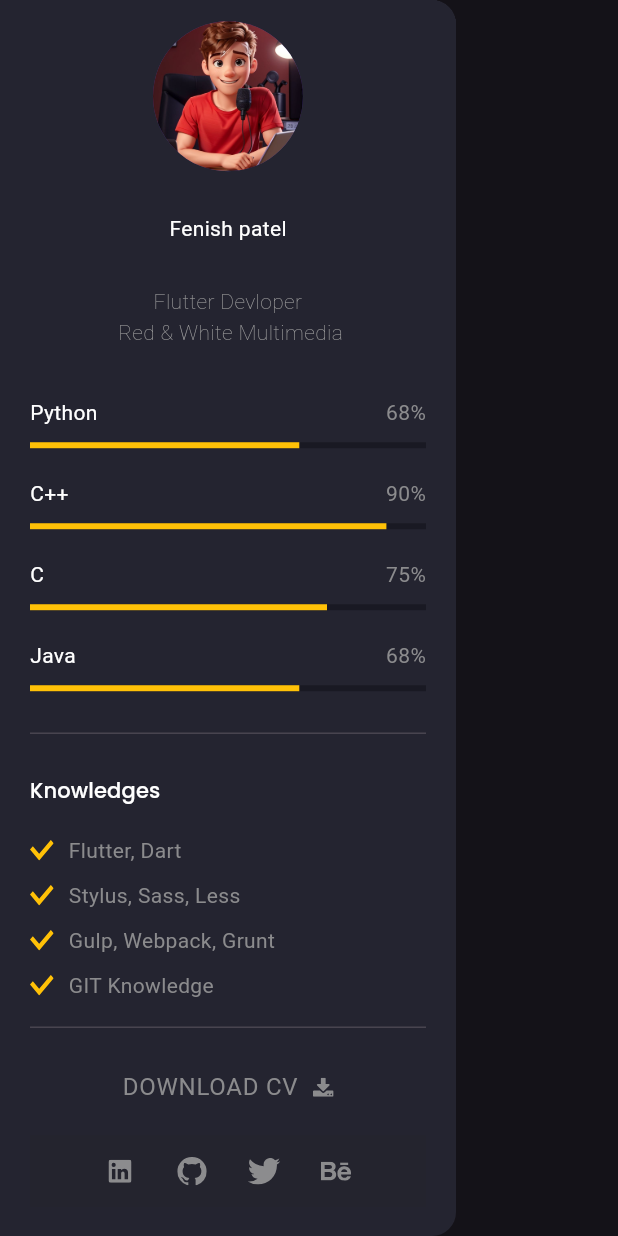
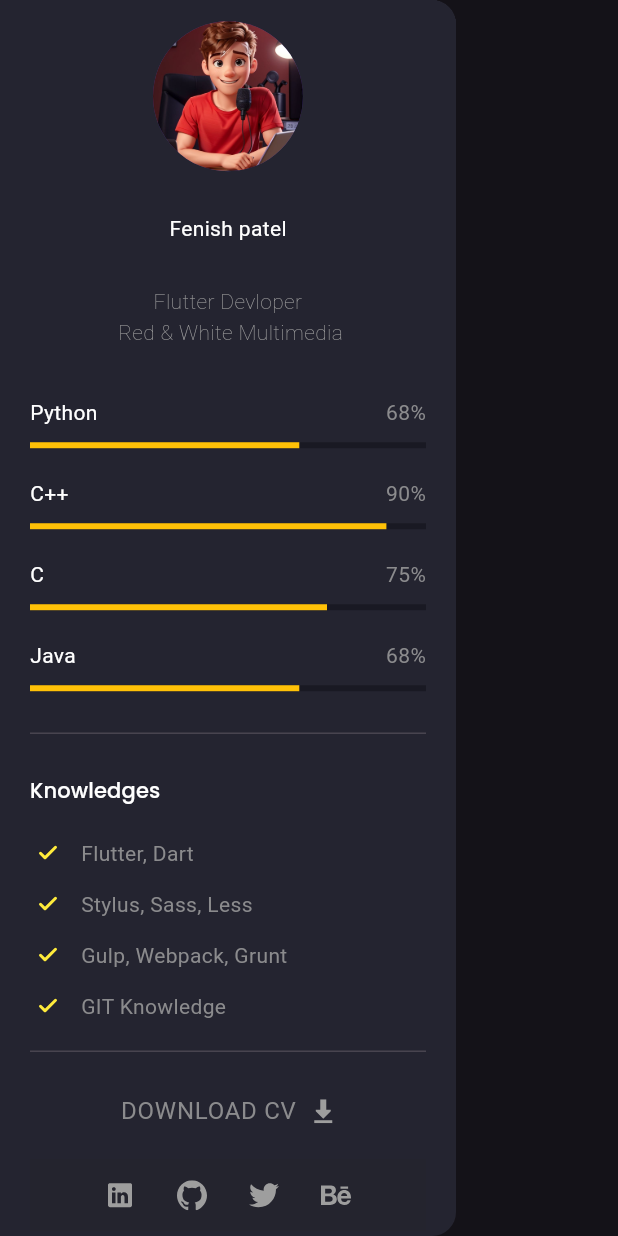
Before and after one commit to fenishpatel3150/portfolioweb, a Flutter app: the Sidemenu widget shown alone on an empty page, opened directly, scrolled down 423 dp, on a phone screen of 412 x 824 dp. Run offline on Flutter 3.47's test engine with Material 3 defaults, Android fonts, the phone set to English and light mode, and no system bars; our stand-ins replace animated_text_kit, flutter_svg, google_fonts.

Commit message:
07-05-2024

```diff
--- a/lib/screen/main/componets/Knowledge.dart
+++ b/lib/screen/main/componets/Knowledge.dart
@@ -46,7 +46,7 @@ class KnowledgeText extends StatelessWidget {
       padding: const EdgeInsets.only(bottom: defaultPadding / 2),
       child: Row(
         children: [
-          SvgPicture.asset('assets/icons/check.svg'),
+          SvgPicture.asset('assets/icons/check.svg',color: Colors.yellow),
           SizedBox(width: defaultPadding / 2),
           Text(text),
 
--- a/lib/screen/main/componets/side_menu.dart
+++ b/lib/screen/main/componets/side_menu.dart
@@ -52,7 +52,7 @@ class Sidemenu extends StatelessWidget {
                       children: [
                         Text("DOWNLOAD CV",style: Theme.of(context).textTheme.bodyLarge),
                         SizedBox(width: defaultPadding/2,),
-                        SvgPicture.asset('assets/icons/download.svg')
+                        SvgPicture.asset('assets/icons/download.svg',color: Colors.grey,)
                       ],
                     ),
                     Webicons(),
```
Also changed, not shown: lib/screen/main/componets/Icons.dart (+4 -4 lines), assets/icons/behance.svg, assets/icons/check.svg, assets/icons/download.svg, assets/icons/dribble.svg (deleted), assets/icons/github.svg, assets/icons/linkedin.svg, assets/icons/twitter.svg.
